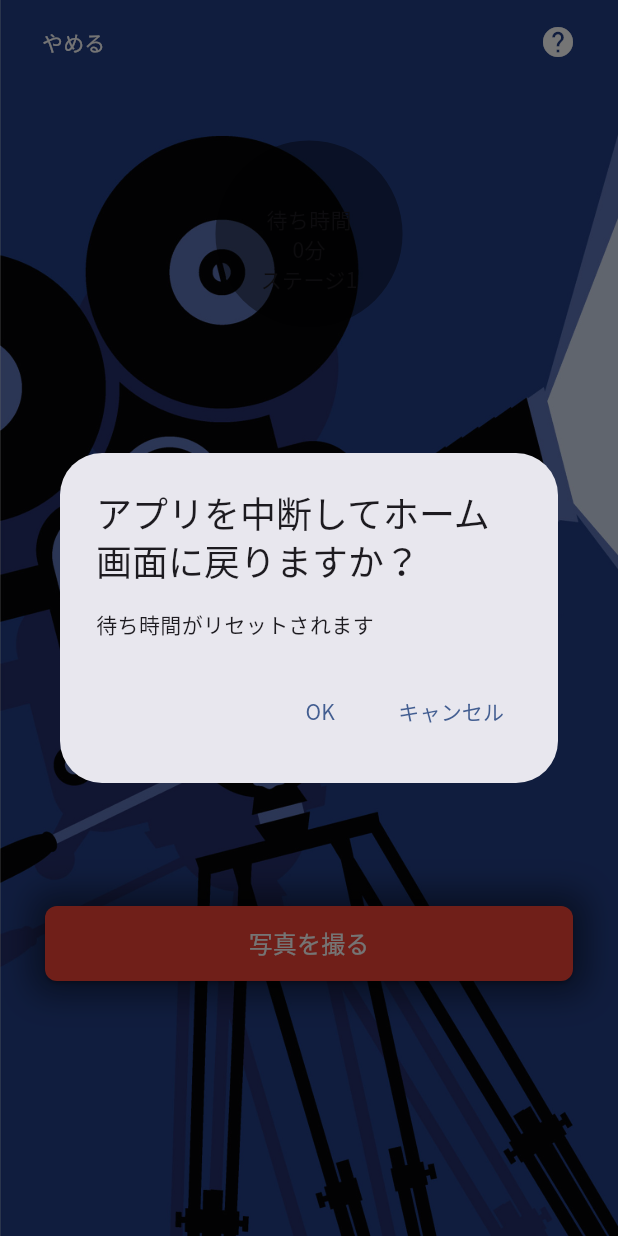
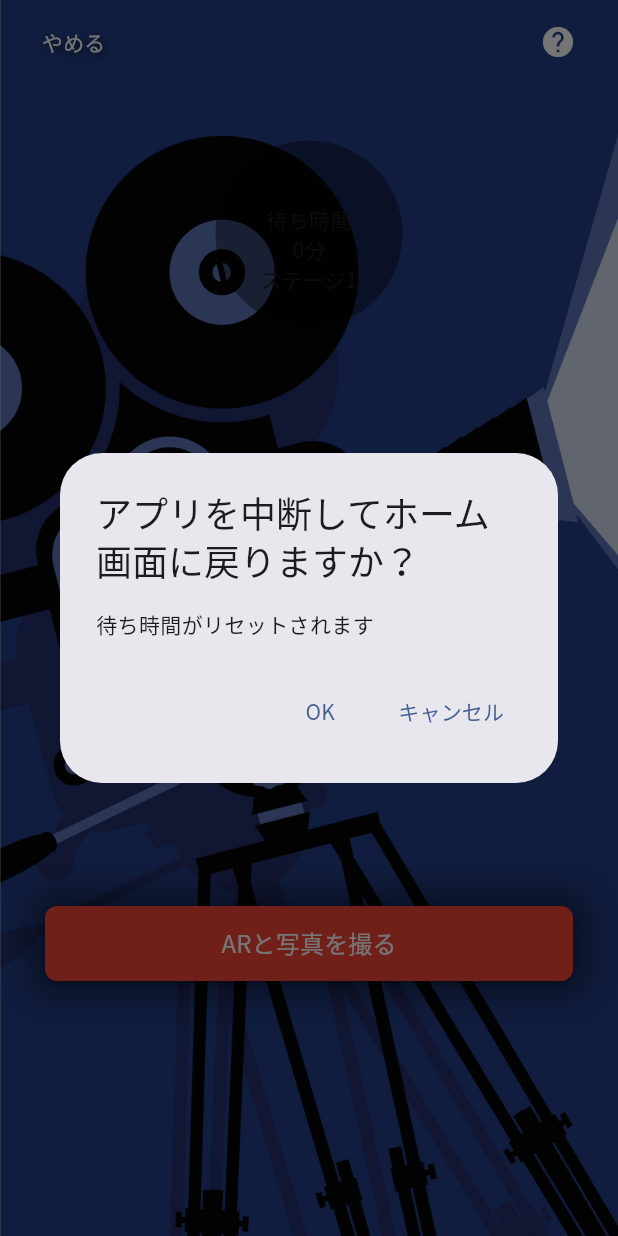
Before and after one commit to 7kaGma/ar_app, a Flutter app: the Waitingtime screen opened directly with empty values, after a tap on "やめる", on a phone screen of 412 x 824 dp. Run offline on Flutter 3.47's test engine with Material 3 defaults, Android fonts, the light colour scheme and no system bars; our stand-ins replace go_router, google_fonts, image_gallery_saver, permission_handler, screenshot, webview_flutter; missing offline and left inert: flutter_unity_widget, mobile_scanner.

Commit message:
popの制御

```diff
--- a/lib/component/btn_backhome.dart
+++ b/lib/component/btn_backhome.dart
@@ -1,6 +1,6 @@
 import 'package:ar_app/constant/colors_constant.dart';
 import 'package:flutter/material.dart';
-import 'package:go_router/go_router.dart';
+import  'package:ar_app/utils/show_dialog_backhome.dart';
 
 class BtnBackhome extends StatelessWidget {
   const BtnBackhome({super.key});
@@ -11,32 +11,20 @@ class BtnBackhome extends StatelessWidget {
     return Align(
       alignment: Alignment.centerLeft,
       child: TextButton(
-        onPressed: () => {_showDialog(context)},
-        child: const Text(
+        onPressed: () => {showDialogBackhome(context)},
+        child:Text(
             "やめる",
-            style: TextStyle(color: ColorConstants.fontColor)
+            style: TextStyle(
+              color: ColorConstants.fontColor,
+              shadows: [
+                Shadow(
+                  offset: const Offset(2,2),
+                  blurRadius: 8.0,
+                  color: ColorConstants.backgroundColorSub.withOpacity(0.8)
+                )
+              ])
         ),
       ),
     );
   }
-
-  // Dialogの表示
-  void _showDialog(BuildContext context) {
-    showDialog(
-        context: context,
-        barrierDismissible: false,
-        builder: (BuildContext context) {
-          return (AlertDialog(
-            title: const Text("アプリを中断してホーム画面に戻りますか？"),
-            content: const Text("待ち時間がリセットされます"),
-            actions: [
-              TextButton(
-                  child: const Text("OK"), onPressed: () => {context.go('/')}),
-              TextButton(
-                  child: const Text("キャンセル"),
-                  onPressed: () => {Navigator.of(context).pop()})
-            ],
-          ));
-        });
-  }
 }
--- a/lib/page/qr_reader.dart
+++ b/lib/page/qr_reader.dart
@@ -6,7 +6,7 @@ import 'package:ar_app/constant/colors_constant.dart';
 import 'package:flutter/material.dart';
 import 'package:mobile_scanner/mobile_scanner.dart';
 import 'package:go_router/go_router.dart';
-import 'package:ar_app/services/camera_permission.dart';
+import 'package:ar_app/utils/camera_permission.dart';
 
 class QrReader extends StatefulWidget {
   const QrReader({super.key});
--- a/lib/page/waitingtime.dart
+++ b/lib/page/waitingtime.dart
@@ -1,6 +1,7 @@
 import 'package:ar_app/component/appbar_custom.dart';
 import 'package:ar_app/component/shadow_for_btn.dart';
 import 'package:ar_app/constant/images_path.dart';
+import 'package:ar_app/utils/show_dialog_backhome.dart';
 import 'package:flutter/material.dart';
 import 'package:go_router/go_router.dart';
 import 'package:ar_app/component/btn_backhome.dart';
@@ -97,7 +98,12 @@ class _WaitingtimeState extends State<Waitingtime> with WidgetsBindingObserver {
 
   @override
   Widget build(BuildContext context) {
-    return Scaffold(
+    return PopScope(
+        canPop: false,
+        onPopInvokedWithResult: (didPop, result) {
+          showDialogBackhome(context);
+        },
+        child: Scaffold(
             extendBodyBehindAppBar: true, // AppBarの背後にbodyを拡張
             appBar: const AppBarCustom(
               leading: BtnBackhome(),
@@ -146,10 +152,11 @@ class _WaitingtimeState extends State<Waitingtime> with WidgetsBindingObserver {
                                   ShadowForBtn(
                                       child: BtnPrimary(
                                     onPressed: () {
-                                  context.push('/qrreader/waitingtime/arcamera',
+                                      context.push(
+                                          '/qrreader/waitingtime/arcamera',
                                           extra: stageNumber);
                                     },
-                                text: "写真を撮る",
+                                    text: "ARと写真を撮る",
                                   )),
                                   const SizedBox(
                                     height: 140,
@@ -158,6 +165,6 @@ class _WaitingtimeState extends State<Waitingtime> with WidgetsBindingObserver {
                               ))
                         ],
                       ),
-                ))));
+                    )))));
   }
 }
--- a/lib/services/camera_permission.dart
+++ b/lib/utils/camera_permission.dart
@@ -1,6 +1,7 @@
 import 'package:flutter/material.dart';
 import 'package:mobile_scanner/mobile_scanner.dart';
 import 'package:permission_handler/permission_handler.dart';
+
 
 Future <void> checkCameraPremission(
   BuildContext context,
--- /dev/null
+++ b/lib/utils/show_dialog_backhome.dart
@@ -0,0 +1,24 @@
+import 'package:flutter/material.dart';
+import 'package:go_router/go_router.dart';
+
+void showDialogBackhome(BuildContext context) {
+  showDialog(
+      context: context,
+      barrierDismissible: false,
+      builder: (BuildContext context) {
+        return AlertDialog(
+          title: const Text("アプリを中断してホーム画面に戻りますか？"),
+          content: const Text("待ち時間がリセットされます"),
+          actions: [
+            TextButton(
+              child: const Text("OK"),
+              onPressed: () => {context.go('/')}
+            ),
+            TextButton(
+              child: const Text("キャンセル"),
+              onPressed: () => {Navigator.of(context).pop()}
+            )
+          ],
+        );
+      });
+}
```
Lines whose indentation alone changed are shown as unchanged.
